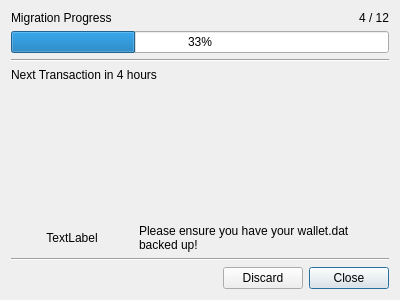
Old version of the form src/turnstileprogress.ui in the repository z-bitcoinz/BitcoinZ_Blue.
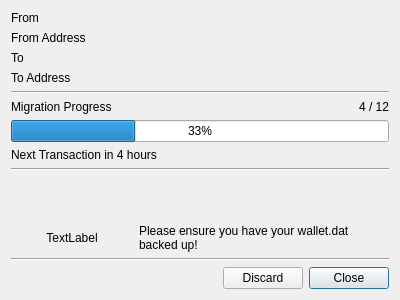
New version of the form.

Commit message: Add to/from/via in turnstile progress dialog

Diff of the .ui file:
```diff
--- a/src/turnstileprogress.ui
+++ b/src/turnstileprogress.ui
@@ -14,14 +14,38 @@
    <string>Turnstile Migration Progress</string>
   </property>
   <layout class="QGridLayout" name="gridLayout">
-   <item row="3" column="0" colspan="3">
-    <widget class="QProgressBar" name="progressBar">
-     <property name="value">
-      <number>33</number>
+   <item row="0" column="0">
+    <widget class="QLabel" name="label">
+     <property name="text">
+      <string>From</string>
      </property>
     </widget>
    </item>
-   <item row="7" column="1" colspan="2">
+   <item row="2" column="0">
+    <widget class="QLabel" name="label_3">
+     <property name="text">
+      <string>To</string>
+     </property>
+    </widget>
+   </item>
+   <item row="1" column="0" colspan="3">
+    <widget class="QLabel" name="fromAddr">
+     <property name="text">
+      <string>From Address</string>
+     </property>
+    </widget>
+   </item>
+   <item row="6" column="2">
+    <widget class="QLabel" name="progressTxt">
+     <property name="text">
+      <string>4 / 12</string>
+     </property>
+     <property name="alignment">
+      <set>Qt::AlignRight|Qt::AlignTrailing|Qt::AlignVCenter</set>
+     </property>
+    </widget>
+   </item>
+   <item row="12" column="1" colspan="2">
     <widget class="QLabel" name="label_4">
      <property name="sizePolicy">
       <sizepolicy hsizetype="Expanding" vsizetype="Preferred">
@@ -37,54 +61,35 @@
      </property>
     </widget>
    </item>
-   <item row="4" column="0" colspan="3">
-    <widget class="Line" name="line">
-     <property name="orientation">
-      <enum>Qt::Horizontal</enum>
-     </property>
-    </widget>
-   </item>
-   <item row="5" column="0" colspan="3">
+   <item row="9" column="0" colspan="3">
     <widget class="QLabel" name="nextTx">
      <property name="text">
       <string>Next Transaction in 4 hours</string>
      </property>
     </widget>
    </item>
-   <item row="2" column="2">
-    <widget class="QLabel" name="progressTxt">
-     <property name="text">
-      <string>4 / 12</string>
+   <item row="7" column="0" colspan="3">
+    <widget class="QProgressBar" name="progressBar">
+     <property name="value">
+      <number>33</number>
      </property>
-     <property name="alignment">
-      <set>Qt::AlignRight|Qt::AlignTrailing|Qt::AlignVCenter</set>
+    </widget>
+   </item>
+   <item row="13" column="0" colspan="3">
+    <widget class="Line" name="line_2">
+     <property name="orientation">
+      <enum>Qt::Horizontal</enum>
      </property>
     </widget>
    </item>
-   <item row="2" column="0" colspan="2">
+   <item row="6" column="0" colspan="2">
     <widget class="QLabel" name="label_2">
      <property name="text">
       <string>Migration Progress</string>
      </property>
     </widget>
    </item>
-   <item row="7" column="0">
-    <widget class="QLabel" name="msgIcon">
-     <property name="sizePolicy">
-      <sizepolicy hsizetype="Minimum" vsizetype="Preferred">
-       <horstretch>0</horstretch>
-       <verstretch>0</verstretch>
-      </sizepolicy>
-     </property>
-     <property name="text">
-      <string>TextLabel</string>
-     </property>
-     <property name="alignment">
-      <set>Qt::AlignCenter</set>
-     </property>
-    </widget>
-   </item>
-   <item row="9" column="0" colspan="3">
+   <item row="14" column="0" colspan="3">
     <widget class="QDialogButtonBox" name="buttonBox">
      <property name="orientation">
       <enum>Qt::Horizontal</enum>
@@ -97,7 +102,23 @@
      </property>
     </widget>
    </item>
-   <item row="6" column="0" colspan="3">
+   <item row="12" column="0">
+    <widget class="QLabel" name="msgIcon">
+     <property name="sizePolicy">
+      <sizepolicy hsizetype="Minimum" vsizetype="Preferred">
+       <horstretch>0</horstretch>
+       <verstretch>0</verstretch>
+      </sizepolicy>
+     </property>
+     <property name="text">
+      <string>TextLabel</string>
+     </property>
+     <property name="alignment">
+      <set>Qt::AlignCenter</set>
+     </property>
+    </widget>
+   </item>
+   <item row="11" column="0" colspan="3">
     <spacer name="verticalSpacer">
      <property name="orientation">
       <enum>Qt::Vertical</enum>
@@ -110,8 +131,22 @@
      </property>
     </spacer>
    </item>
-   <item row="8" column="0" colspan="3">
-    <widget class="Line" name="line_2">
+   <item row="5" column="0" colspan="3">
+    <widget class="Line" name="line_3">
+     <property name="orientation">
+      <enum>Qt::Horizontal</enum>
+     </property>
+    </widget>
+   </item>
+   <item row="3" column="0" colspan="3">
+    <widget class="QLabel" name="toAddr">
+     <property name="text">
+      <string>To Address</string>
+     </property>
+    </widget>
+   </item>
+   <item row="10" column="0" colspan="3">
+    <widget class="Line" name="line">
      <property name="orientation">
       <enum>Qt::Horizontal</enum>
      </property>
```
The commit also changes 6 other files.
